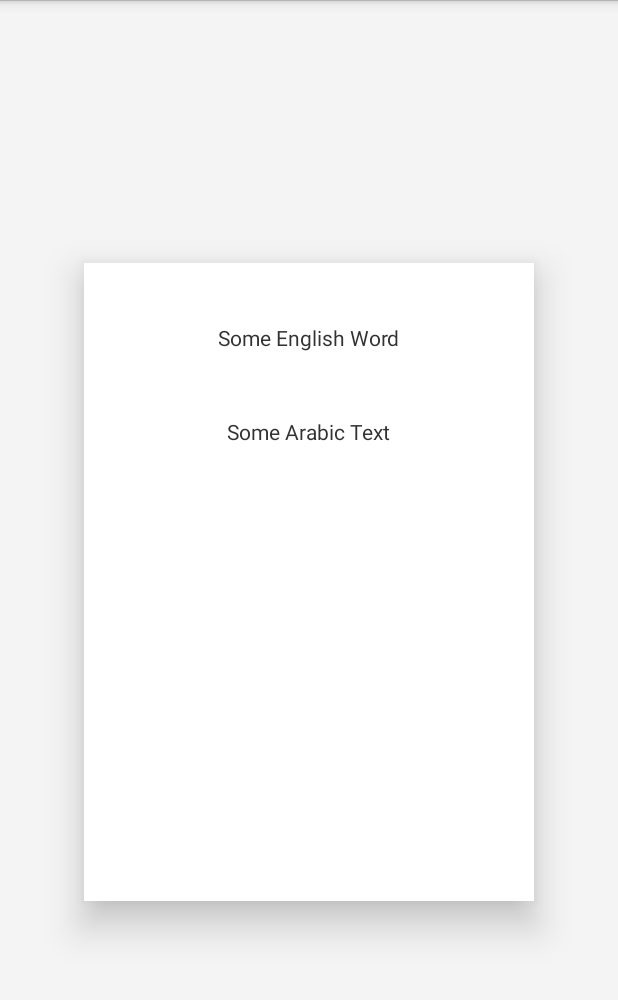
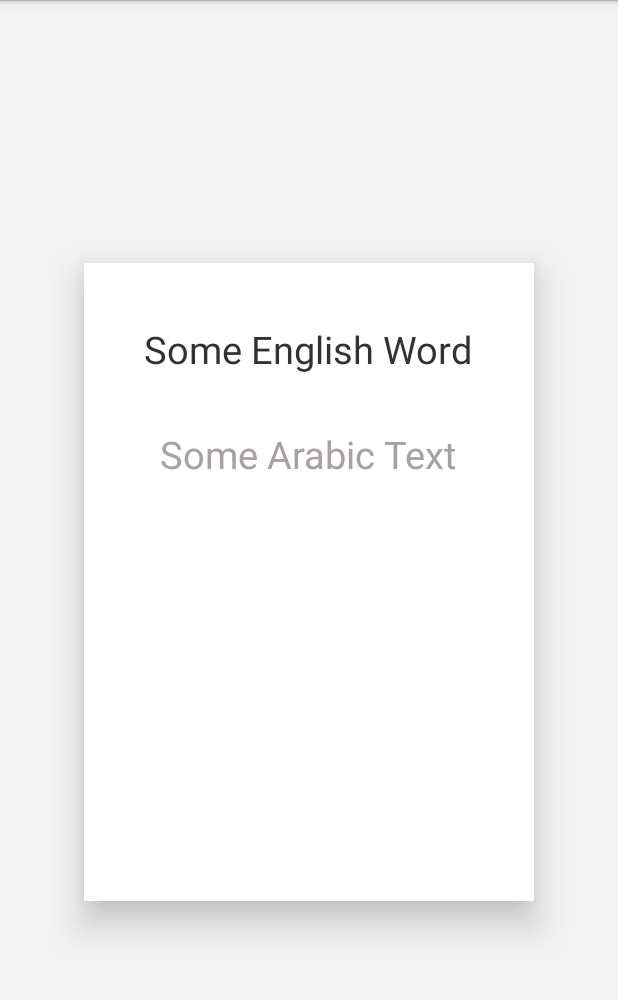
Before and after one commit to JonathonVega/MoroccanSurvivalGuide_Android, an Android app: the layout activity_phrase_details.xml on its own in the app's theme, with its tools: preview values and no code run, on a phone screen of 412 x 824 dp, the part 72-1072 px from its top. Run offline under Robolectric (Android 15) with nearby library versions, the phone set to English and light mode, and no system bars.

Commit message:
Changes to UI design of activity_phrase_details.xml

```diff
--- a/app/src/main/java/jonathonvega/com/moroccansurvivalguide/ui/TranslationPage.java
+++ b/app/src/main/java/jonathonvega/com/moroccansurvivalguide/ui/TranslationPage.java
@@ -32,8 +32,6 @@ public class TranslationPage extends Fragment {
         super.onCreate(savedInstanceState);
         mEnglishWord = getArguments().getString("englishWord");
         mArabicWord = getArguments().getString("arabicWord");
-
-        Log.d("kdklfj", mEnglishWord);
     }
 
     @Override
--- a/app/src/main/res/layout/activity_phrase_details.xml
+++ b/app/src/main/res/layout/activity_phrase_details.xml
@@ -25,7 +25,8 @@
             android:layout_width="wrap_content"
             android:layout_height="wrap_content"
             android:layout_gravity="top|center_horizontal"
-            android:layout_marginTop="40dp" />
+            android:layout_marginTop="40dp"
+            android:textSize="25sp" />
 
         <TextView
             android:text="Some Arabic Text"
@@ -34,6 +35,8 @@
             android:id="@+id/arabicTranslation"
             android:layout_below="@id/englishTranslation"
             android:layout_gravity="center"
-            android:layout_marginBottom="100dp" />
+            android:layout_marginBottom="85dp"
+            android:textColor="#A7A1A4"
+            android:textSize="25sp" />
     </FrameLayout>
 </RelativeLayout>
```
Also changed, not shown: app/src/main/java/jonathonvega/com/moroccansurvivalguide/ui/TranslationPagerActivity.java (+2 -10 lines).
